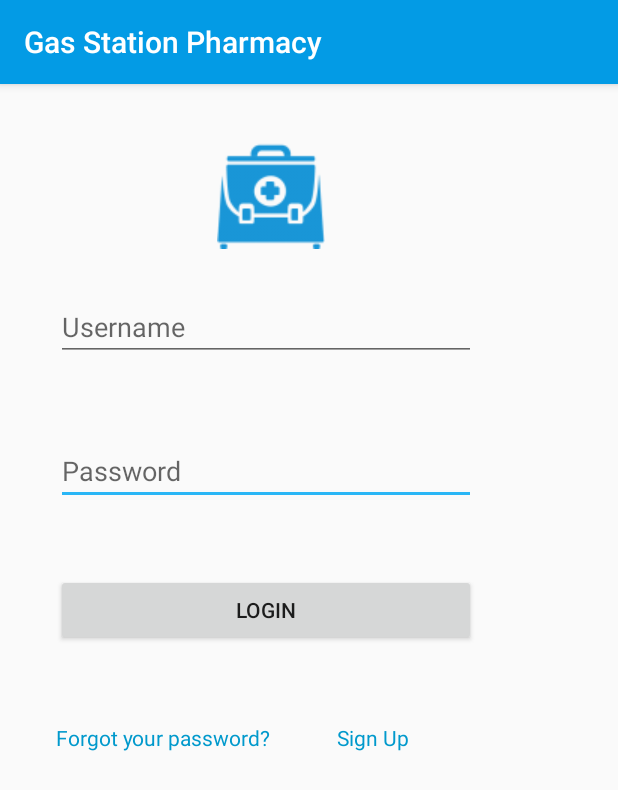
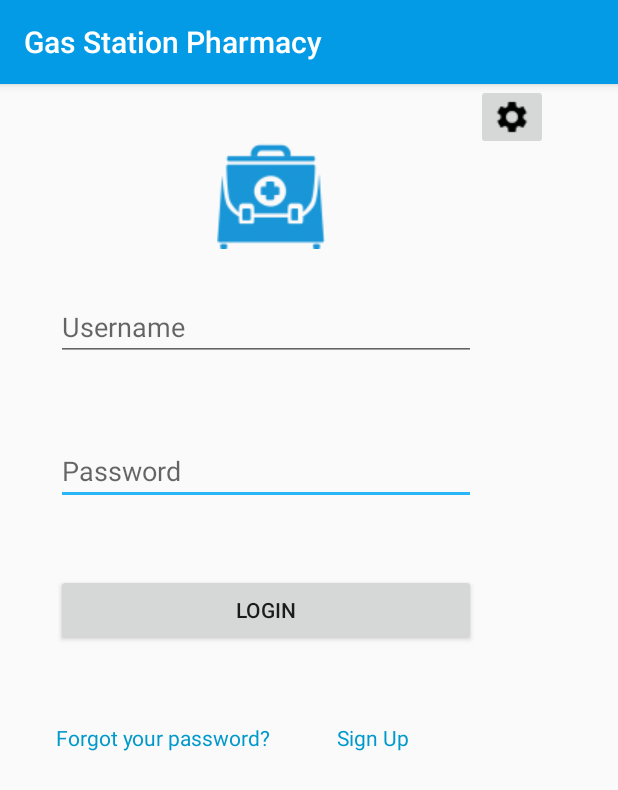
Before and after one commit to avargas10/Proyecto-1-BD, an Android app: the screen it shows after launch (MainActivity), after a tap on "LOGIN", on a phone screen of 412 x 824 dp. Shown: the top 790 px of the screen. Run offline under Robolectric (Android 15) with nearby library versions, the phone set to English and light mode, and no system bars.

Commit message:
android app 2.0

```diff
--- /dev/null
+++ b/AndroidApp/gspApp/app/src/main/java/com/example/adrian/gspapp/Tools/Config.java
@@ -0,0 +1,9 @@
+package com.example.adrian.gspapp.Tools;
+
+/**
+ * Created by Esteban on 27/09/2017.
+ */
+
+public abstract class Config {
+    public static String ip = "";
+}
--- a/AndroidApp/gspApp/app/src/main/java/com/example/adrian/gspapp/Tools/Connection.java
+++ b/AndroidApp/gspApp/app/src/main/java/com/example/adrian/gspapp/Tools/Connection.java
@@ -18,7 +18,6 @@ import java.net.URL;
 
 public class Connection {
     private static Connection instance;
-    private String stringConnection = "http://192.168.1.59:58706";
 
     private Connection() {
 
@@ -36,7 +35,7 @@ public class Connection {
         StrictMode.setThreadPolicy(policy);
         HttpURLConnection conn;
         try {
-            URL url = new URL(stringConnection + "/api/Clientes?username=" + user + "&pass=" + pass);
+            URL url = new URL("http://"+Config.ip + ":58706/api/Clientes?username=" + user + "&pass=" + pass);
             conn = (HttpURLConnection) url.openConnection();
             conn.setRequestMethod("POST");
             conn.connect();
@@ -66,7 +65,7 @@ public class Connection {
 
         HttpURLConnection conn;
         try {
-            URL url = new URL(stringConnection + "/api/Clientes");
+            URL url = new URL("http://"+Config.ip + ":58706/api/Clientes");
             conn = (HttpURLConnection) url.openConnection();
             conn.setRequestProperty("Content-Type", "application/json");
             conn.setDoOutput(true);
@@ -91,7 +90,7 @@ public class Connection {
         StrictMode.setThreadPolicy(policy);
         HttpURLConnection conn;
         try {
-            URL url = new URL(stringConnection + "/api/Clientes?username=" + user );
+            URL url = new URL("http://"+Config.ip + ":58706/api/Clientes?username=" + user );
             conn = (HttpURLConnection) url.openConnection();
             conn.setRequestMethod("GET");
             conn.connect();
--- a/AndroidApp/gspApp/app/src/main/res/layout/activity_main.xml
+++ b/AndroidApp/gspApp/app/src/main/res/layout/activity_main.xml
@@ -6,11 +6,23 @@
     android:layout_height="match_parent"
     tools:context="com.example.adrian.gspapp.MainActivity">
 
+
     <RelativeLayout
         android:layout_width="385dp"
         android:layout_height="499dp"
-        tools:layout_editor_absoluteX="16dp"
+        tools:layout_editor_absoluteX="0dp"
         tools:layout_editor_absoluteY="6dp">
+
+        <ImageButton
+            android:id="@+id/imageButton3"
+            android:layout_width="wrap_content"
+            android:layout_height="wrap_content"
+            android:onClick="ipconfig"
+            app:srcCompat="@drawable/settings24"
+            tools:layout_editor_absoluteX="271dp"
+            tools:layout_editor_absoluteY="-48dp"
+            android:layout_alignParentTop="true"
+            android:layout_toEndOf="@+id/txtUsername" />
 
         <ImageView
             android:id="@+id/imageView"
```
Also changed, not shown: AndroidApp/gspApp/app/src/main/java/com/example/adrian/gspapp/MainActivity.java (+29 -0 lines), AndroidApp/gspApp/app/src/main/java/com/example/adrian/gspapp/navigationDrawer.java (+30 -0 lines), AndroidApp/gspApp/app/src/main/res/drawable/settings24.png (added).
